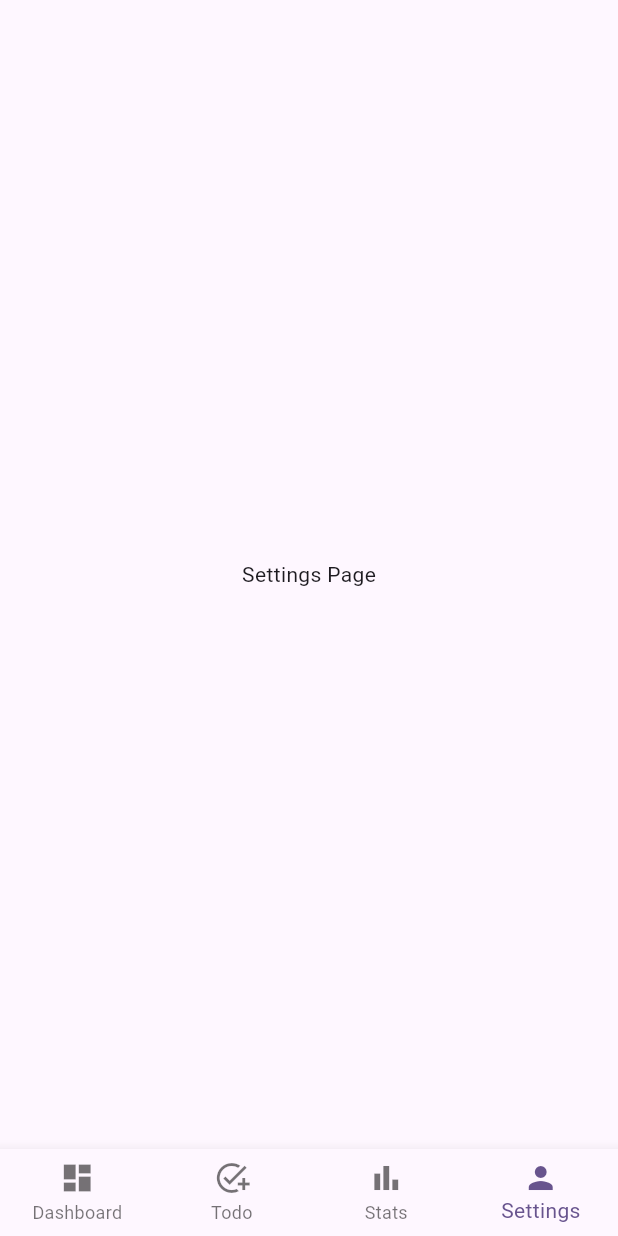
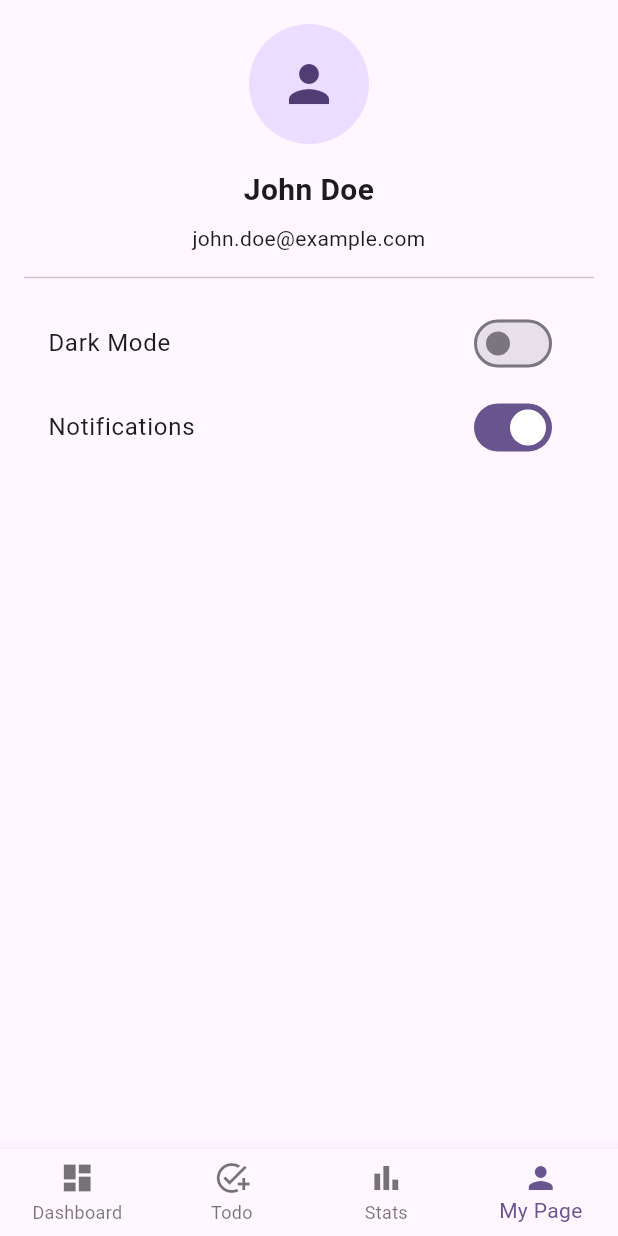
Before and after one commit to bear2u/codex_todo, a Flutter app: the screen it shows after launch, item 4 of the bottom bar chosen, on a phone screen of 412 x 824 dp. Run offline on Flutter 3.47's test engine with Material 3 defaults, Android fonts, the phone set to English and light mode, and no system bars.

Commit message:
feat: add profile and settings page

```diff
--- a/lib/main.dart
+++ b/lib/main.dart
@@ -34,7 +34,7 @@
     DashboardPage(),
     TodoPage(),
     StatsPage(),
-    SettingsPage(),
+    ProfileSettingsPage(),
   ];
 
   void _onItemTapped(int index) {
@@ -66,7 +66,7 @@
           ),
           BottomNavigationBarItem(
             icon: Icon(Icons.person),
-            label: 'Settings',
+            label: 'My Page',
           ),
         ],
       ),
@@ -239,11 +239,53 @@
   }
 }
 
-class SettingsPage extends StatelessWidget {
-  const SettingsPage({super.key});
+class ProfileSettingsPage extends StatefulWidget {
+  const ProfileSettingsPage({super.key});
+
+  @override
+  State<ProfileSettingsPage> createState() => _ProfileSettingsPageState();
+}
+
+class _ProfileSettingsPageState extends State<ProfileSettingsPage> {
+  bool _darkMode = false;
+  bool _notifications = true;
 
   @override
   Widget build(BuildContext context) {
-    return const Text('Settings Page');
+    return ListView(
+      padding: const EdgeInsets.all(16),
+      children: [
+        const CircleAvatar(
+          radius: 40,
+          child: Icon(Icons.person, size: 40),
+        ),
+        const SizedBox(height: 16),
+        const Text(
+          'John Doe',
+          textAlign: TextAlign.center,
+          style: TextStyle(fontSize: 20, fontWeight: FontWeight.bold),
+        ),
+        const SizedBox(height: 8),
+        const Text(
+          'john.doe@example.com',
+          textAlign: TextAlign.center,
+        ),
+        const Divider(height: 32),
+        SwitchListTile(
+          title: const Text('Dark Mode'),
+          value: _darkMode,
+          onChanged: (val) {
+            setState(() => _darkMode = val);
+          },
+        ),
+        SwitchListTile(
+          title: const Text('Notifications'),
+          value: _notifications,
+          onChanged: (val) {
+            setState(() => _notifications = val);
+          },
+        ),
+      ],
+    );
   }
 }
```
Also changed, not shown: 1 other file.
